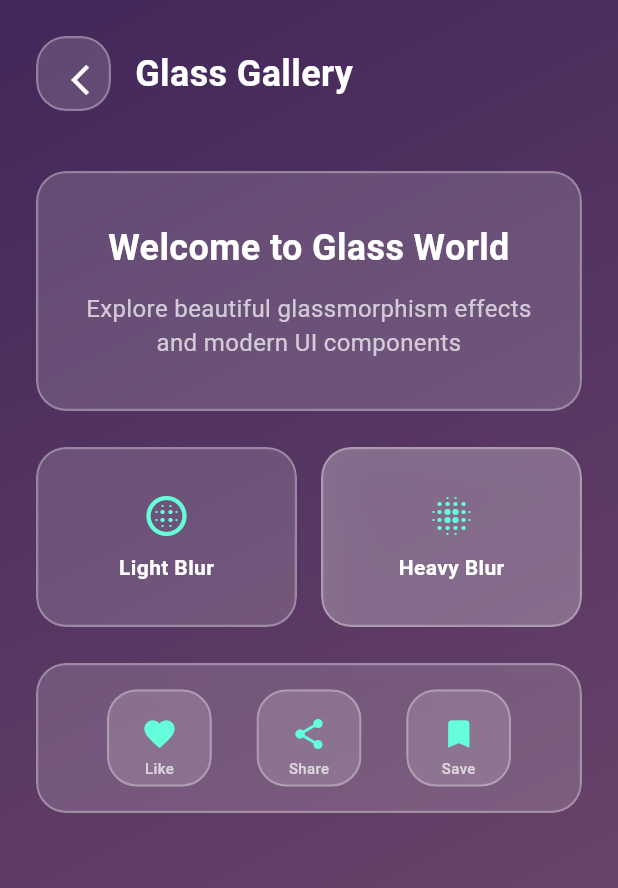
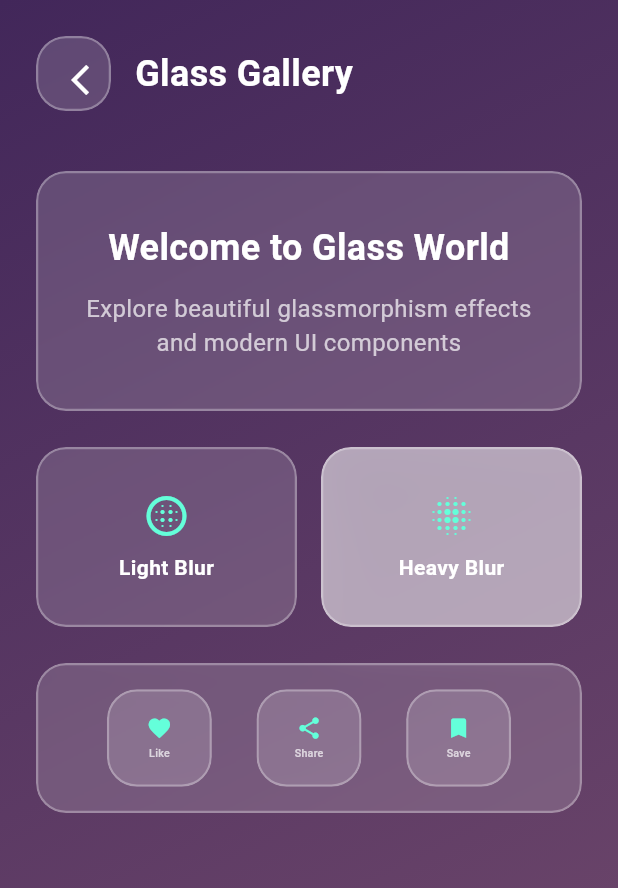
Before and after one commit to Aryan1021/glazr, a Flutter app: the SecondScreen screen opened directly, on a phone screen of 412 x 824 dp. Shown: the top 888 px of the screen. Run offline on Flutter 3.47's test engine with Material 3 defaults, Android fonts, the phone set to English and light mode, and no system bars.

Commit message:
fix error

```diff
--- a/lib/screens/second_screen.dart
+++ b/lib/screens/second_screen.dart
@@ -26,7 +26,6 @@ class _SecondScreenState extends State<SecondScreen>
       CurvedAnimation(parent: _controller, curve: Curves.easeOut),
     );
 
-    // Start animation after frame is built
     WidgetsBinding.instance.addPostFrameCallback((_) {
       _controller.forward();
     });
@@ -40,6 +39,8 @@ class _SecondScreenState extends State<SecondScreen>
 
   @override
   Widget build(BuildContext context) {
+    final screenHeight = MediaQuery.of(context).size.height;
+
     return Scaffold(
       body: Container(
         decoration: const BoxDecoration(
@@ -61,9 +62,14 @@ class _SecondScreenState extends State<SecondScreen>
                 ),
               );
             },
+            child: SingleChildScrollView(
+              physics: const BouncingScrollPhysics(),
+              child: ConstrainedBox(
+                constraints: BoxConstraints(minHeight: screenHeight),
                 child: Padding(
                   padding: const EdgeInsets.all(24),
                   child: Column(
+                    crossAxisAlignment: CrossAxisAlignment.start,
                     children: [
                       // Header
                       Row(
@@ -97,11 +103,6 @@ class _SecondScreenState extends State<SecondScreen>
 
                       const SizedBox(height: 40),
 
-                  // Main Content
-                  Expanded(
-                    child: SingleChildScrollView(
-                      child: Column(
-                        children: [
                       // Welcome Card
                       GlassCard(
                         width: double.infinity,
@@ -133,7 +134,7 @@ class _SecondScreenState extends State<SecondScreen>
 
                       const SizedBox(height: 24),
 
-                          // Glass Card Variations
+                      // Blur Cards Row
                       Row(
                         children: [
                           Expanded(
@@ -165,7 +166,7 @@ class _SecondScreenState extends State<SecondScreen>
                             child: GlassCard(
                               height: 120,
                               blurSigma: 25,
-                                  tintColor: Colors.white.withOpacity(0.25),
+                              tintColor: Colors.white54,
                               child: const Column(
                                 mainAxisAlignment: MainAxisAlignment.center,
                                 children: [
@@ -216,11 +217,11 @@ class _SecondScreenState extends State<SecondScreen>
                           ],
                         ),
                       ),
+
+                      const SizedBox(height: 24),
                     ],
                   ),
                 ),
-                  ),
-                ],
               ),
             ),
           ),
@@ -229,6 +230,7 @@ class _SecondScreenState extends State<SecondScreen>
     );
   }
 
+  /// ✅ FIXED VERSION WITH FITTEDBOX
   Widget _buildActionButton(IconData icon, String label, VoidCallback onTap) {
     return GlassCard(
       width: 70,
@@ -239,6 +241,8 @@ class _SecondScreenState extends State<SecondScreen>
         child: InkWell(
           borderRadius: BorderRadius.circular(20),
           onTap: onTap,
+          child: FittedBox(
+            fit: BoxFit.scaleDown,
             child: Column(
               mainAxisAlignment: MainAxisAlignment.center,
               children: [
@@ -260,6 +264,7 @@ class _SecondScreenState extends State<SecondScreen>
             ),
           ),
         ),
+      ),
     );
   }
 
```
Lines whose indentation alone changed are shown as unchanged.
